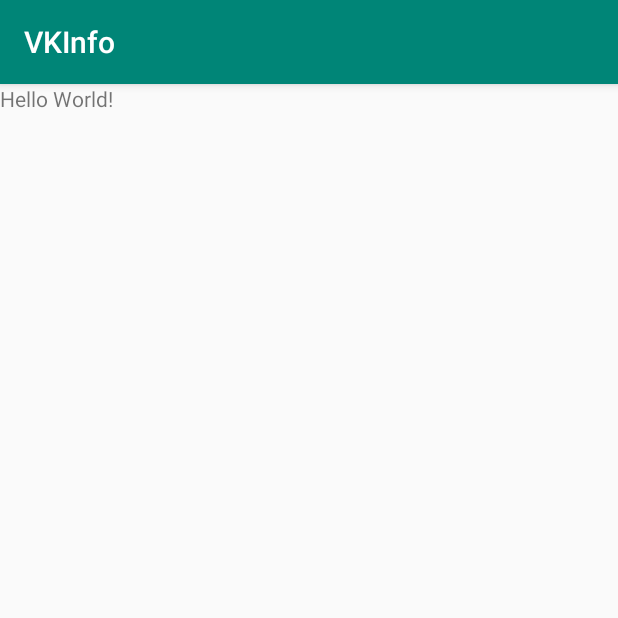
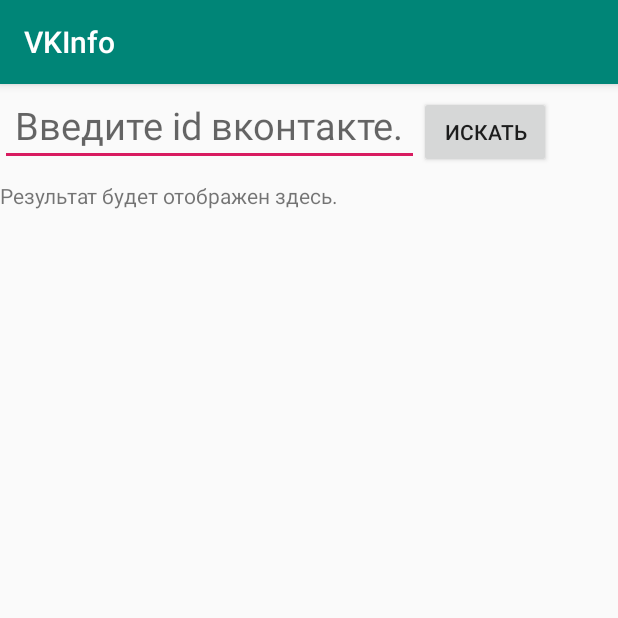
Before and after one commit to shumvlesu/VKInfo, an Android app: the screen it shows after launch (MainActivity), on a phone screen of 412 x 824 dp, the top half of it. Run offline under Robolectric (Android 15) with nearby library versions, the phone set to English and light mode, and no system bars.

Commit message:
5 урок

```diff
--- a/app/src/main/java/com/hfad/vkinfo/MainActivity.java
+++ b/app/src/main/java/com/hfad/vkinfo/MainActivity.java
@@ -2,12 +2,33 @@
 
 import android.support.v7.app.AppCompatActivity;
 import android.os.Bundle;
+import android.view.View;
+import android.widget.Button;
+import android.widget.EditText;
+import android.widget.TextView;
 
 public class MainActivity extends AppCompatActivity {
+
+    private TextView result;
 
     @Override
     protected void onCreate(Bundle savedInstanceState) {
         super.onCreate(savedInstanceState);
         setContentView(R.layout.activity_main);
+
+        EditText searchField = findViewById(R.id.et_search_field);
+        Button searchButton =  findViewById(R.id.b_search_vk);
+
+        result = findViewById(R.id.tv_result);
+
+        View.OnClickListener onClickListener = new View.OnClickListener() {
+            @Override
+            public void onClick(View view) {
+                result.setText("Кнопка была нажата.");
+            }
+        };
+
+        searchButton.setOnClickListener(onClickListener);
+
     }
 }
--- a/app/src/main/res/layout/activity_main.xml
+++ b/app/src/main/res/layout/activity_main.xml
@@ -1,18 +1,38 @@
 <?xml version="1.0" encoding="utf-8"?>
 <LinearLayout xmlns:android="http://schemas.android.com/apk/res/android"
-    xmlns:app="http://schemas.android.com/apk/res-auto"
     xmlns:tools="http://schemas.android.com/tools"
     android:layout_width="match_parent"
     android:layout_height="match_parent"
+    android:orientation="vertical"
     tools:context=".MainActivity">
 
-    <TextView
+    <LinearLayout
         android:layout_width="wrap_content"
         android:layout_height="wrap_content"
-        android:text="Hello World!"
-        app:layout_constraintBottom_toBottomOf="parent"
-        app:layout_constraintLeft_toLeftOf="parent"
-        app:layout_constraintRight_toRightOf="parent"
-        app:layout_constraintTop_toTopOf="parent" />
+        android:orientation="horizontal"
+        android:paddingBottom="10dp">
+
+        <EditText
+            android:id="@+id/et_search_field"
+            android:layout_width="wrap_content"
+            android:layout_height="wrap_content"
+            android:hint="@string/id"
+            android:inputType="text"
+            android:padding="10dp"
+            android:textSize="25sp" />
+
+        <Button
+            android:id="@+id/b_search_vk"
+            android:layout_width="wrap_content"
+            android:layout_height="wrap_content"
+            android:text="@string/search" />
+
+    </LinearLayout>
+
+    <TextView
+        android:id="@+id/tv_result"
+        android:layout_width="wrap_content"
+        android:layout_height="wrap_content"
+        android:text="@string/result" />
 
 </LinearLayout>
--- a/app/src/main/res/values/strings.xml
+++ b/app/src/main/res/values/strings.xml
@@ -1,3 +1,6 @@
 <resources>
     <string name="app_name">VKInfo</string>
+    <string name="id">Введите id вконтакте.</string>
+    <string name="search">Искать</string>
+    <string name="result">Результат будет отображен здесь.</string>
 </resources>
```
